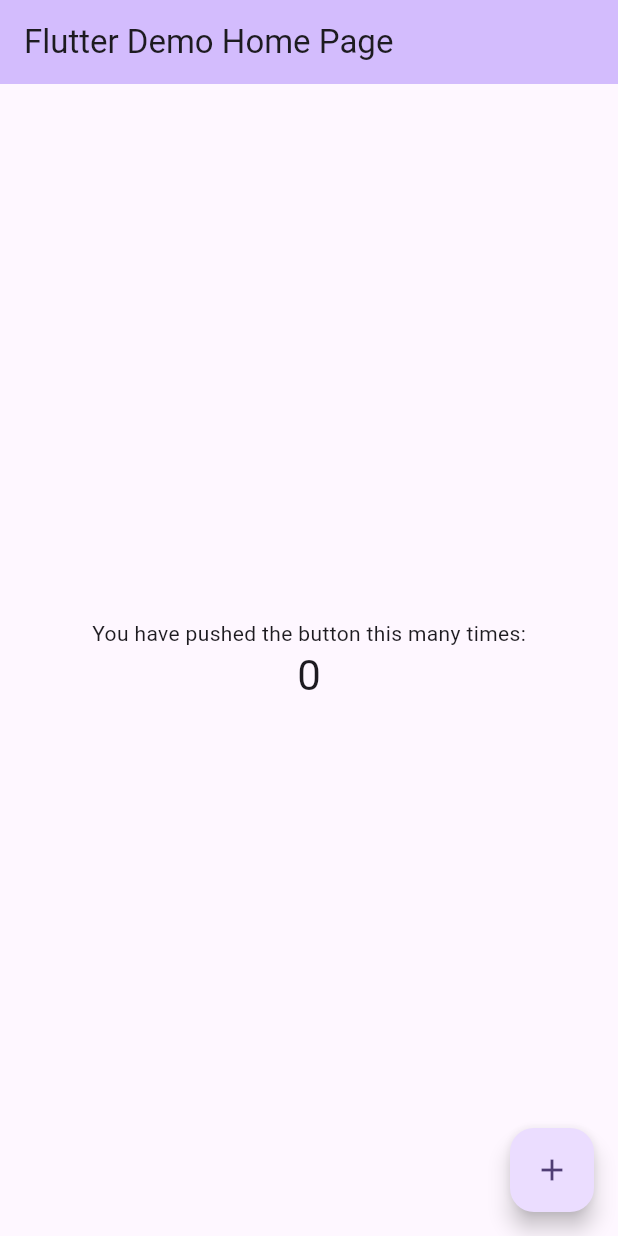
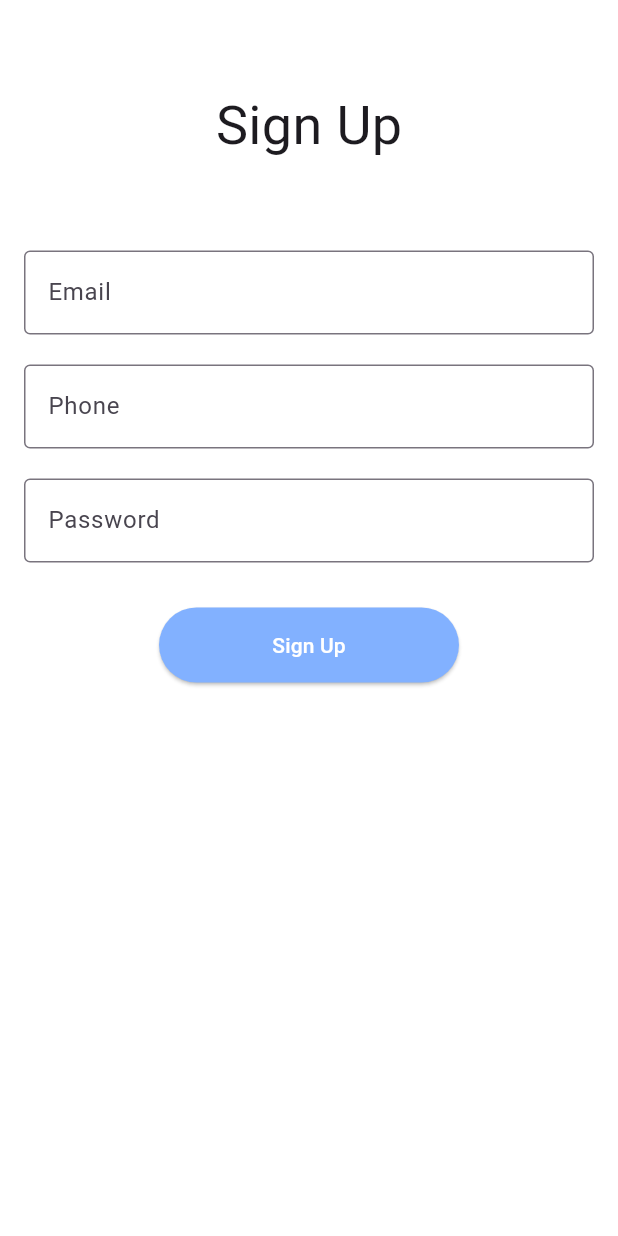
Before and after one commit to hardikkalia/dass-project, a Flutter app: the screen it shows after launch, on a phone screen of 412 x 824 dp. Run offline on Flutter 3.47's test engine with Material 3 defaults, Android fonts, the phone set to English and light mode, and no system bars.

Commit message:
Created temporary sign up page + Initialized backend

```diff
--- /dev/null
+++ b/code/cart_genie/lib/common/widgets/custom_button.dart
@@ -0,0 +1,22 @@
+import 'package:flutter/material.dart';
+
+class CustomButton extends StatelessWidget {
+  final String text;
+  final VoidCallback onTap;
+  const CustomButton({super.key, required this.text, required this.onTap});
+
+  @override
+  Widget build(BuildContext context) {
+    return ElevatedButton(
+      child: Text(
+        text,
+      ),
+      onPressed: onTap,
+      style: ElevatedButton.styleFrom(
+        minimumSize: const Size(200, 50),
+        foregroundColor: Colors.white, // change background color of button
+        backgroundColor: Colors.blueAccent[100],
+      ),
+    );
+  }
+}
--- /dev/null
+++ b/code/cart_genie/lib/common/widgets/custom_textfield.dart
@@ -0,0 +1,24 @@
+import 'package:flutter/material.dart';
+
+class CustomTextField extends StatelessWidget {
+  final TextEditingController controller;
+  final String hintText;
+  const CustomTextField({
+    super.key,
+    required this.controller,
+    required this.hintText
+  });
+
+  @override
+  Widget build(BuildContext context) {
+    return TextFormField(
+        controller: controller,
+        decoration: InputDecoration(
+            hintText: hintText,
+            border: const OutlineInputBorder(
+                borderSide: BorderSide(
+          color: Colors.black,
+        ))),
+        validator: (val) {});
+  }
+}
--- /dev/null
+++ b/code/cart_genie/lib/constants/global_variables.dart
@@ -0,0 +1,18 @@
+import 'package:flutter/material.dart';
+
+class GlobalVariables {
+  static const appBarGradient = LinearGradient(
+    colors: [
+      Color.fromARGB(255, 29, 201, 192),
+      Color.fromARGB(255, 125, 221, 216),
+    ],
+    stops: [0.5, 1.0],
+  );
+
+  static const secondaryColor = Color.fromRGBO(255, 153, 0, 1);
+  static const backgroundColor = Colors.white;
+  static const Color greyBackgroundCOlor = Color(0xffebecee);
+  static var selectedNavBarColor = Colors.cyan[800]!;
+  static const unselectedNavBarColor = Colors.black87;
+  static const appBarColor = Colors.blue;
+}
--- /dev/null
+++ b/code/cart_genie/lib/features/auth/screens/signup_screen.dart
@@ -0,0 +1,80 @@
+import 'package:cart_genie/common/widgets/custom_button.dart';
+import 'package:cart_genie/common/widgets/custom_textfield.dart';
+import 'package:cart_genie/constants/global_variables.dart';
+import 'package:flutter/material.dart';
+
+class SignUpScreen extends StatefulWidget {
+  static const String routeName = '/signup-screen';
+  const SignUpScreen({Key? key}) : super(key: key);
+
+  @override
+  State<SignUpScreen> createState() => _SignUpScreenState();
+}
+
+class _SignUpScreenState extends State<SignUpScreen> {
+  final _signUpFormKey = GlobalKey<FormState>();
+
+  final TextEditingController _emailController = TextEditingController();
+  final TextEditingController _passwordController = TextEditingController();
+  final TextEditingController _phoneController = TextEditingController();
+
+  @override
+  void dispose() {
+    super.dispose();
+    _emailController.dispose();
+    _passwordController.dispose();
+    _phoneController.dispose();
+  }
+
+  @override
+  Widget build(BuildContext context) {
+    return Scaffold(
+      backgroundColor: GlobalVariables.backgroundColor,
+      body: SafeArea(
+        child: Padding(
+          padding: EdgeInsets.all(8.0),
+          child: Column(
+            children: [
+              const SizedBox(height: 50),
+              const Center(
+                child: Text(
+                  'Sign Up',
+                  style: TextStyle(
+                    fontSize: 36,
+                    fontWeight: FontWeight.w400,
+                  ),
+                ),
+              ),
+              Container(
+                padding: const EdgeInsets.all(8),
+                child: Form(
+                    key: _signUpFormKey,
+                    child: Column(
+                      children: [
+                        const SizedBox(height: 50),
+                        CustomTextField(
+                          controller: _emailController,
+                          hintText: 'Email',
+                        ),
+                        const SizedBox(height: 20),
+                        CustomTextField(
+                          controller: _phoneController,
+                          hintText: 'Phone',
+                        ),
+                        const SizedBox(height: 20),
+                        CustomTextField(
+                          controller: _passwordController,
+                          hintText: 'Password',
+                        ),
+                        const SizedBox(height: 30),
+                        CustomButton(text: 'Sign Up', onTap: () {})
+                      ],
+                    )),
+              ),
+            ],
+          ),
+        ),
+      ),
+    );
+  }
+}
--- a/code/cart_genie/lib/main.dart
+++ b/code/cart_genie/lib/main.dart
@@ -1,125 +1,42 @@
+import 'package:cart_genie/constants/global_variables.dart';
+import 'package:cart_genie/features/auth/screens/signup_screen.dart';
+import 'package:cart_genie/router.dart';
 import 'package:flutter/material.dart';
 
 void main() {
   runApp(const MyApp());
 }
 
-class MyApp extends StatelessWidget {
-  const MyApp({super.key});
+class MyApp extends StatefulWidget {
+  const MyApp({Key? key}) : super(key: key);
+
+  @override
+  State<MyApp> createState() => _MyAppState();
+}
+
+class _MyAppState extends State<MyApp> {
+  @override
+  void initState() {
+    super.initState();
+  }
 
   // This widget is the root of your application.
   @override
+  // State<MyApp> createState() => _MyAppState();
   Widget build(BuildContext context) {
     return MaterialApp(
-      title: 'Flutter Demo',
+      title: 'Cart Genie',
       theme: ThemeData(
-        // This is the theme of your application.
-        //
-        // TRY THIS: Try running your application with "flutter run". You'll see
-        // the application has a purple toolbar. Then, without quitting the app,
-        // try changing the seedColor in the colorScheme below to Colors.green
-        // and then invoke "hot reload" (save your changes or press the "hot
-        // reload" button in a Flutter-supported IDE, or press "r" if you used
-        // the command line to start the app).
-        //
-        // Notice that the counter didn't reset back to zero; the application
-        // state is not lost during the reload. To reset the state, use hot
-        // restart instead.
-        //
-        // This works for code too, not just values: Most code changes can be
-        // tested with just a hot reload.
-        colorScheme: ColorScheme.fromSeed(seedColor: Colors.deepPurple),
-        useMaterial3: true,
+        scaffoldBackgroundColor: GlobalVariables.backgroundColor,
+        appBarTheme: const AppBarTheme(
+          elevation: 0,
+          iconTheme: IconThemeData(
+            color: Colors.black,
+          ),
+        ),
       ),
-      home: const MyHomePage(title: 'Flutter Demo Home Page'),
+      onGenerateRoute: (settings) => generateRoute(settings),
+      home: const SignUpScreen(),
     );
   }
 }
-
-class MyHomePage extends StatefulWidget {
-  const MyHomePage({super.key, required this.title});
-
-  // This widget is the home page of your application. It is stateful, meaning
-  // that it has a State object (defined below) that contains fields that affect
-  // how it looks.
-
-  // This class is the configuration for the state. It holds the values (in this
-  // case the title) provided by the parent (in this case the App widget) and
-  // used by the build method of the State. Fields in a Widget subclass are
-  // always marked "final".
-
-  final String title;
-
-  @override
-  State<MyHomePage> createState() => _MyHomePageState();
-}
-
-class _MyHomePageState extends State<MyHomePage> {
-  int _counter = 0;
-
-  void _incrementCounter() {
-    setState(() {
-      // This call to setState tells the Flutter framework that something has
-      // changed in this State, which causes it to rerun the build method below
-      // so that the display can reflect the updated values. If we changed
-      // _counter without calling setState(), then the build method would not be
-      // called again, and so nothing would appear to happen.
-      _counter++;
-    });
-  }
-
-  @override
-  Widget build(BuildContext context) {
-    // This method is rerun every time setState is called, for instance as done
-    // by the _incrementCounter method above.
-    //
-    // The Flutter framework has been optimized to make rerunning build methods
-    // fast, so that you can just rebuild anything that needs updating rather
-    // than having to individually change instances of widgets.
-    return Scaffold(
-      appBar: AppBar(
-        // TRY THIS: Try changing the color here to a specific color (to
-        // Colors.amber, perhaps?) and trigger a hot reload to see the AppBar
-        // change color while the other colors stay the same.
-        backgroundColor: Theme.of(context).colorScheme.inversePrimary,
-        // Here we take the value from the MyHomePage object that was created by
-        // the App.build method, and use it to set our appbar title.
-        title: Text(widget.title),
-      ),
-      body: Center(
-        // Center is a layout widget. It takes a single child and positions it
-        // in the middle of the parent.
-        child: Column(
-          // Column is also a layout widget. It takes a list of children and
-          // arranges them vertically. By default, it sizes itself to fit its
-          // children horizontally, and tries to be as tall as its parent.
-          //
-          // Column has various properties to control how it sizes itself and
-          // how it positions its children. Here we use mainAxisAlignment to
-          // center the children vertically; the main axis here is the vertical
-          // axis because Columns are vertical (the cross axis would be
-          // horizontal).
-          //
-          // TRY THIS: Invoke "debug painting" (choose the "Toggle Debug Paint"
-          // action in the IDE, or press "p" in the console), to see the
-          // wireframe for each widget.
-          mainAxisAlignment: MainAxisAlignment.center,
-          children: <Widget>[
-            const Text(
-              'You have pushed the button this many times:',
-            ),
-            Text(
-              '$_counter',
-              style: Theme.of(context).textTheme.headlineMedium,
-            ),
-          ],
-        ),
-      ),
-      floatingActionButton: FloatingActionButton(
-        onPressed: _incrementCounter,
-        tooltip: 'Increment',
-        child: const Icon(Icons.add),
-      ), // This trailing comma makes auto-formatting nicer for build methods.
-    );
-  }
-}
--- /dev/null
+++ b/code/cart_genie/lib/router.dart
@@ -0,0 +1,21 @@
+import 'package:cart_genie/features/auth/screens/signup_screen.dart';
+import 'package:flutter/material.dart';
+
+Route<dynamic> generateRoute(RouteSettings routeSettings) {
+  switch (routeSettings.name) {
+    case SignUpScreen.routeName:
+      return MaterialPageRoute(
+        settings: routeSettings,
+        builder: (_) => const SignUpScreen(),
+      );
+    default:
+      return MaterialPageRoute(
+        settings: routeSettings,
+        builder: (_) => const Scaffold(
+          body: Center(
+            child: Text('Screen does not exist'),
+          ),
+        ),
+      );
+  }
+}
```
Also changed, not shown: 7 other files.
